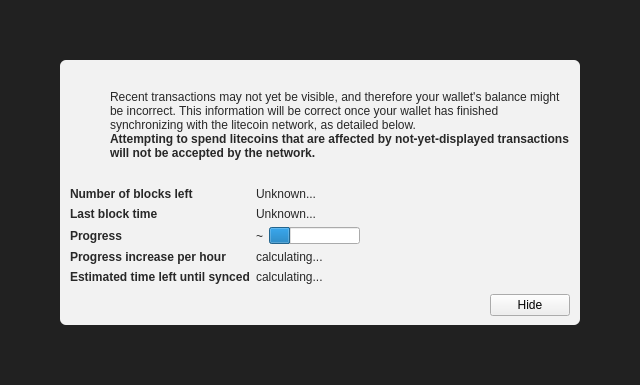
First picture: the form in src/qt/forms/modaloverlay.ui, repository weycoin/weycoin, before the edit.
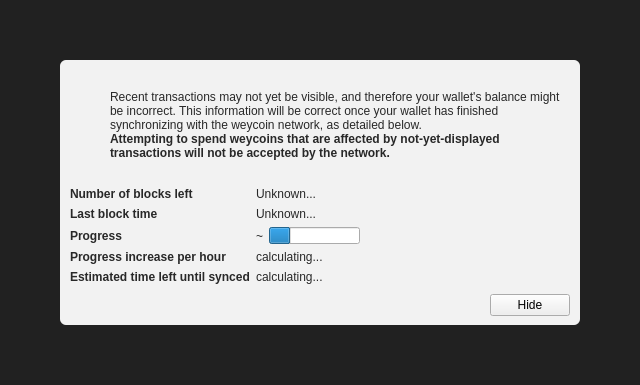
Second picture: the form after the edit. Icons and pictures are not drawn. Custom widgets are drawn as their Qt base class.

Commit message: Litecoin -> WeyCoin rename

Patch:
```diff
--- a/src/qt/forms/modaloverlay.ui
+++ b/src/qt/forms/modaloverlay.ui
@@ -130,7 +130,7 @@
              <item>
               <widget class="QLabel" name="infoText">
                <property name="text">
-                <string>Recent transactions may not yet be visible, and therefore your wallet's balance might be incorrect. This information will be correct once your wallet has finished synchronizing with the litecoin network, as detailed below.</string>
+                <string>Recent transactions may not yet be visible, and therefore your wallet's balance might be incorrect. This information will be correct once your wallet has finished synchronizing with the weycoin network, as detailed below.</string>
                </property>
                <property name="textFormat">
                 <enum>Qt::RichText</enum>
@@ -149,7 +149,7 @@
                 </font>
                </property>
                <property name="text">
-                <string>Attempting to spend litecoins that are affected by not-yet-displayed transactions will not be accepted by the network.</string>
+                <string>Attempting to spend weycoins that are affected by not-yet-displayed transactions will not be accepted by the network.</string>
                </property>
                <property name="textFormat">
                 <enum>Qt::RichText</enum>
```
The commit also changes 89 other files.
